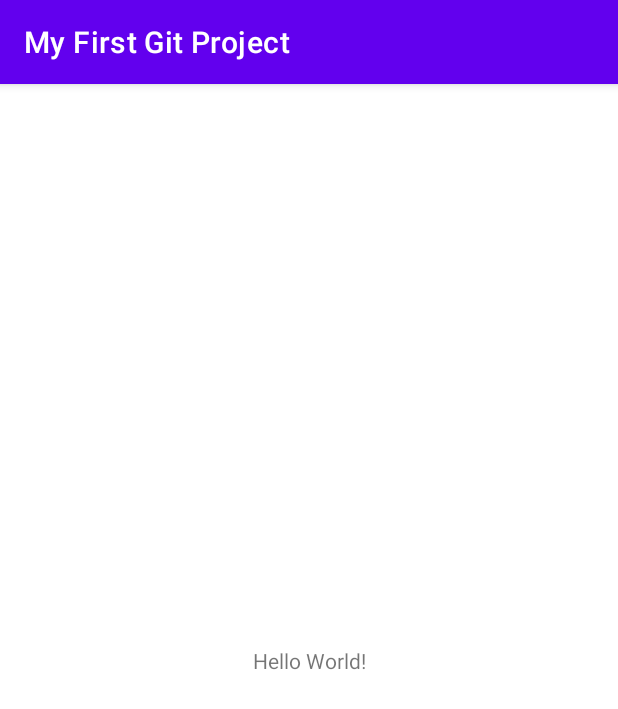
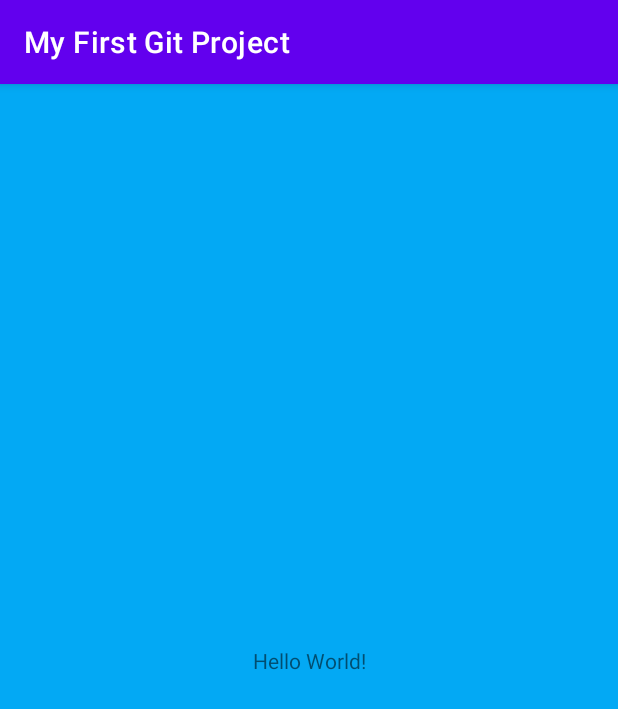
Before and after one commit to AlexanderYKuzmin/MyFirstGitProject, an Android app: the screen it shows after launch (MainActivity), on a phone screen of 412 x 824 dp. Shown: the top 709 px of the screen. Run offline under Robolectric (Android 15) with nearby library versions, the phone set to English and light mode, and no system bars.

Commit message:
change background color

```diff
--- a/app/src/main/res/layout/activity_main.xml
+++ b/app/src/main/res/layout/activity_main.xml
@@ -4,6 +4,7 @@
     xmlns:tools="http://schemas.android.com/tools"
     android:layout_width="match_parent"
     android:layout_height="match_parent"
+    android:background="#03A9F4"
     tools:context=".MainActivity">
 
     <TextView
```
